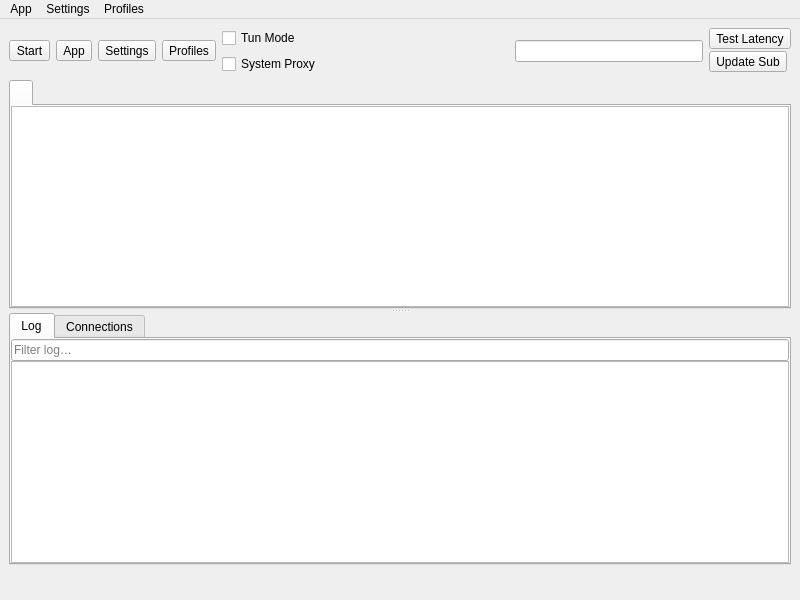
Ogstra/proxor, file src/ui/mainwindow.ui: the form before one commit.
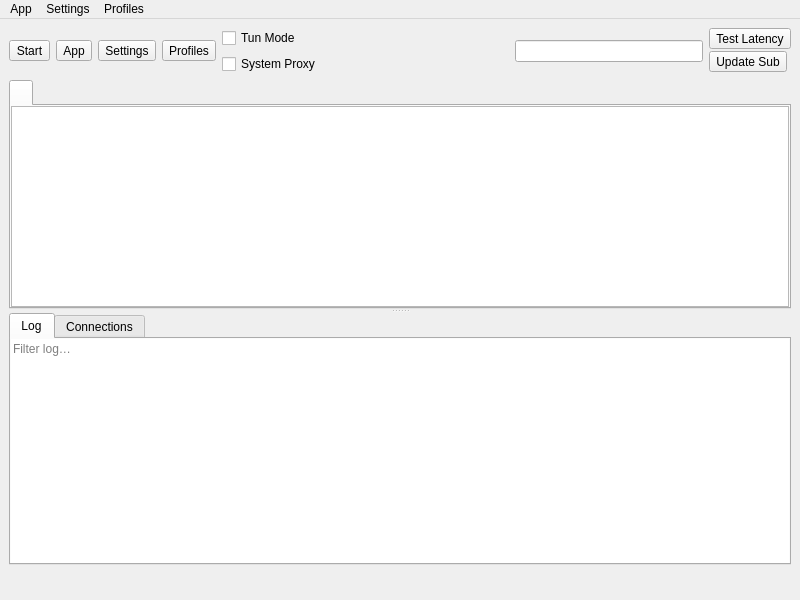
The form after the commit. Icons and pictures are not drawn. Custom widgets are drawn as their Qt base class.

Commit message: style: remove nested log borders

The edit to the form file:
```diff
--- a/src/ui/mainwindow.ui
+++ b/src/ui/mainwindow.ui
@@ -321,6 +321,9 @@
             </property>
             <item>
              <widget class="QLineEdit" name="log_filter">
+              <property name="frame">
+               <bool>false</bool>
+              </property>
               <property name="placeholderText">
                <string>Filter log…</string>
               </property>
@@ -334,6 +337,12 @@
               <property name="contextMenuPolicy">
                <enum>Qt::CustomContextMenu</enum>
               </property>
+              <property name="frameShape">
+               <enum>QFrame::NoFrame</enum>
+              </property>
+              <property name="lineWidth">
+               <number>0</number>
+              </property>
               <property name="openLinks">
                <bool>false</bool>
               </property>
```
